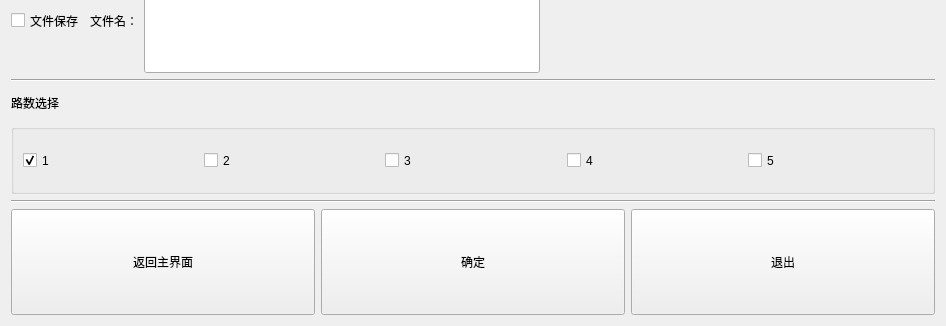
The window that ui_param/paramwin_pressuresensor.ui (Dirck-YHP/Proj_sensor_detect) describes before a commit, drawn with Qt 5; both pictures show x 0 to 946 and y 360 to 686 of the 946 by 686 pixel window.
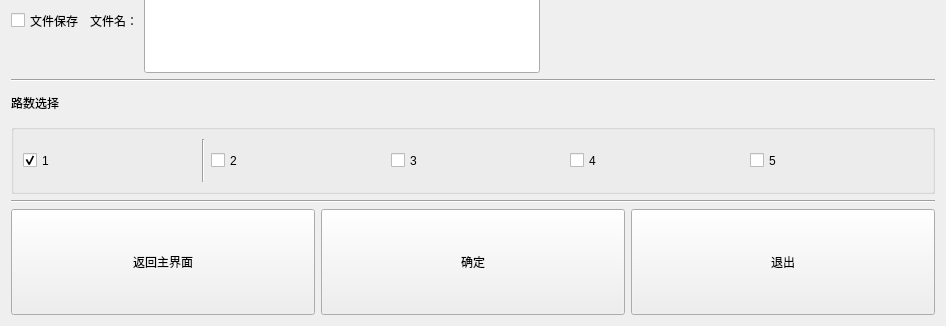
The same window after the commit.

Patch:
```diff
--- a/ui_param/paramwin_pressuresensor.ui
+++ b/ui_param/paramwin_pressuresensor.ui
@@ -331,7 +331,64 @@
           </size>
          </property>
          <layout class="QGridLayout" name="gridLayout">
+          <item row="0" column="4">
+           <widget class="QCheckBox" name="checkBox_ch_4">
+            <property name="sizePolicy">
+             <sizepolicy hsizetype="Minimum" vsizetype="Preferred">
+              <horstretch>0</horstretch>
+              <verstretch>0</verstretch>
+             </sizepolicy>
+            </property>
+            <property name="minimumSize">
+             <size>
+              <width>80</width>
+              <height>0</height>
+             </size>
+            </property>
+            <property name="text">
+             <string>4</string>
+            </property>
+           </widget>
+          </item>
           <item row="0" column="2">
+           <widget class="QCheckBox" name="checkBox_ch_2">
+            <property name="sizePolicy">
+             <sizepolicy hsizetype="Minimum" vsizetype="Preferred">
+              <horstretch>0</horstretch>
+              <verstretch>0</verstretch>
+             </sizepolicy>
+            </property>
+            <property name="minimumSize">
+             <size>
+              <width>80</width>
+              <height>0</height>
+             </size>
+            </property>
+            <property name="text">
+             <string>2</string>
+            </property>
+           </widget>
+          </item>
+          <item row="0" column="5">
+           <widget class="QCheckBox" name="checkBox_ch_5">
+            <property name="sizePolicy">
+             <sizepolicy hsizetype="Minimum" vsizetype="Preferred">
+              <horstretch>0</horstretch>
+              <verstretch>0</verstretch>
+             </sizepolicy>
+            </property>
+            <property name="minimumSize">
+             <size>
+              <width>80</width>
+              <height>0</height>
+             </size>
+            </property>
+            <property name="text">
+             <string>5</string>
+            </property>
+           </widget>
+          </item>
+          <item row="0" column="3">
            <widget class="QCheckBox" name="checkBox_ch_3">
             <property name="sizePolicy">
              <sizepolicy hsizetype="Minimum" vsizetype="Preferred">
@@ -375,60 +432,13 @@
             </property>
            </widget>
           </item>
-          <item row="0" column="3">
-           <widget class="QCheckBox" name="checkBox_ch_4">
-            <property name="sizePolicy">
-             <sizepolicy hsizetype="Minimum" vsizetype="Preferred">
-              <horstretch>0</horstretch>
-              <verstretch>0</verstretch>
-             </sizepolicy>
-            </property>
-            <property name="minimumSize">
-             <size>
-              <width>80</width>
-              <height>0</height>
-             </size>
-            </property>
-            <property name="text">
-             <string>4</string>
-            </property>
-           </widget>
-          </item>
           <item row="0" column="1">
-           <widget class="QCheckBox" name="checkBox_ch_2">
-            <property name="sizePolicy">
-             <sizepolicy hsizetype="Minimum" vsizetype="Preferred">
-              <horstretch>0</horstretch>
-              <verstretch>0</verstretch>
-             </sizepolicy>
+           <widget class="Line" name="line_6">
+            <property name="styleSheet">
+             <string notr="true">background-color: rgb（255,255,255）</string>
             </property>
-            <property name="minimumSize">
-             <size>
-              <width>80</width>
-              <height>0</height>
-             </size>
-            </property>
-            <property name="text">
-             <string>2</string>
-            </property>
-           </widget>
-          </item>
-          <item row="0" column="4">
-           <widget class="QCheckBox" name="checkBox_ch_5">
-            <property name="sizePolicy">
-             <sizepolicy hsizetype="Minimum" vsizetype="Preferred">
-              <horstretch>0</horstretch>
-              <verstretch>0</verstretch>
-             </sizepolicy>
-            </property>
-            <property name="minimumSize">
-             <size>
-              <width>80</width>
-              <height>0</height>
-             </size>
-            </property>
-            <property name="text">
-             <string>5</string>
+            <property name="orientation">
+             <enum>Qt::Vertical</enum>
             </property>
            </widget>
           </item>
```
